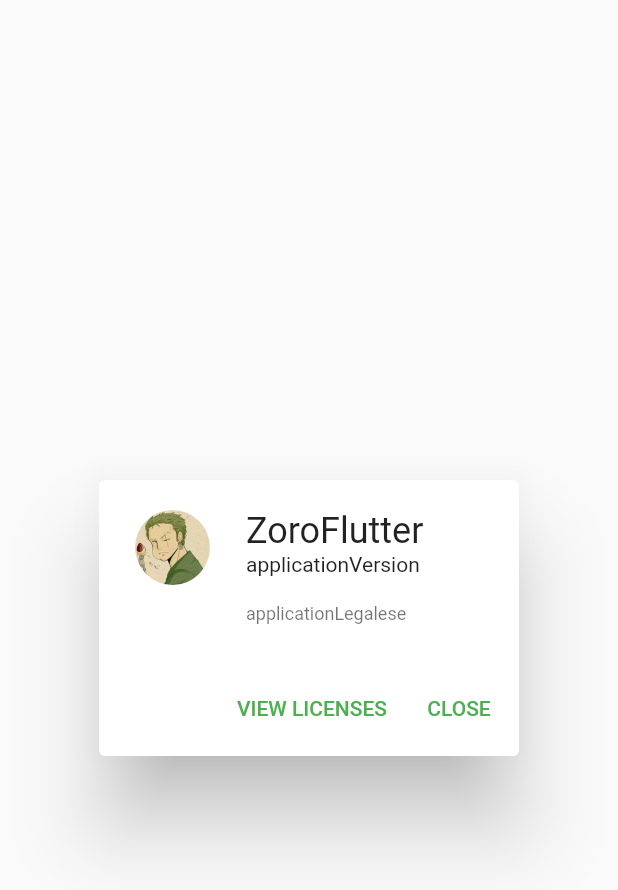
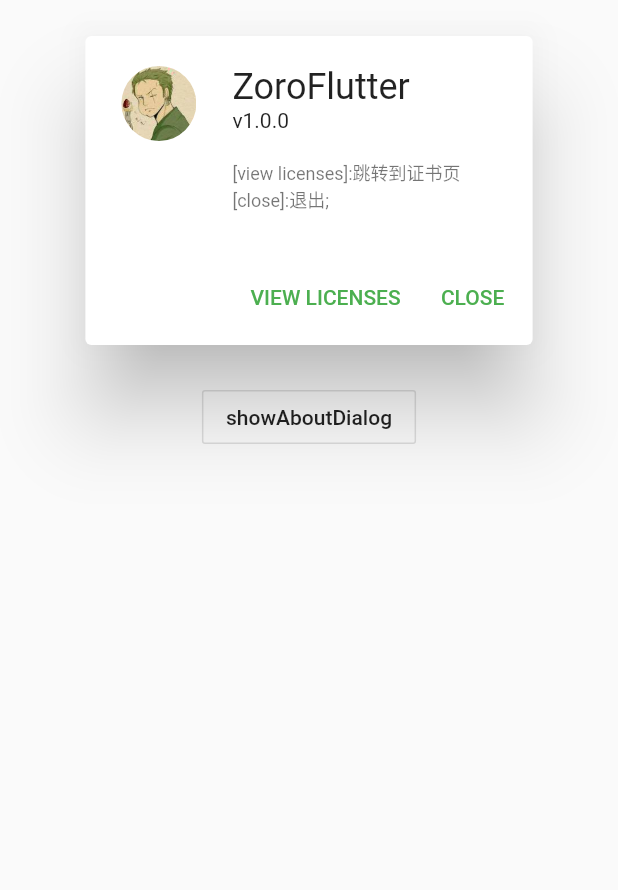
Before and after one commit to Jonty1997/ZoroFlutter, a Flutter app: the AboutDialogDemo widget shown alone on an empty page, opened directly, on a phone screen of 412 x 824 dp. Shown: the top 890 px of the screen. Run offline on Flutter 3.47's test engine with Material 2 defaults, Android fonts, the phone set to English and light mode, and no system bars; our stand-ins replace flutter_swiper; statements that could not run were skipped.

Commit message:
修改demo

```diff
--- a/lib/widget/widgets_demo/stateless_widget/about_dialog_demo.dart
+++ b/lib/widget/widgets_demo/stateless_widget/about_dialog_demo.dart
@@ -10,24 +10,33 @@ class AboutDialogDemo extends StatefulWidget {
 class _AboutDialogDemoState extends State<AboutDialogDemo> {
   @override
   Widget build(BuildContext context) {
-    return Container(
-      child: AboutDialog(
-        applicationVersion: "applicationVersion",
-        applicationIcon: ClipOval(
-          child: Image.asset(
-            "assets/image/logo.png",
-            width: 50,
-            height: 50,
+    return Column(
+      children: [
+        Container(
+          child: AboutDialog(
+            applicationVersion: "v1.0.0",
+            applicationIcon: ClipOval(
+              child:
+                  Image.asset("assets/image/logo.png", width: 50, height: 50),
+            ),
+            applicationLegalese: "[view licenses]:跳转到证书页\n[close]:退出;",
           ),
         ),
-        applicationLegalese: "applicationLegalese",
-      ),
-      // child: OutlineButton(
-      //   onPressed: () {
-      //     showAboutDialog(context: context);
-      //   },
-      //   child: Text("AboutDialog"),
-      // ),
+        OutlineButton(
+          onPressed: () {
+            showAboutDialog(
+              context: context,
+              applicationVersion: "v1.0.0",
+              applicationIcon: ClipOval(
+                child:
+                    Image.asset("assets/image/logo.png", width: 50, height: 50),
+              ),
+              applicationLegalese: "[view licenses]:跳转到证书页\n[close]:退出;",
+            );
+          },
+          child: Text("showAboutDialog"),
+        ),
+      ],
     );
   }
 }
```
